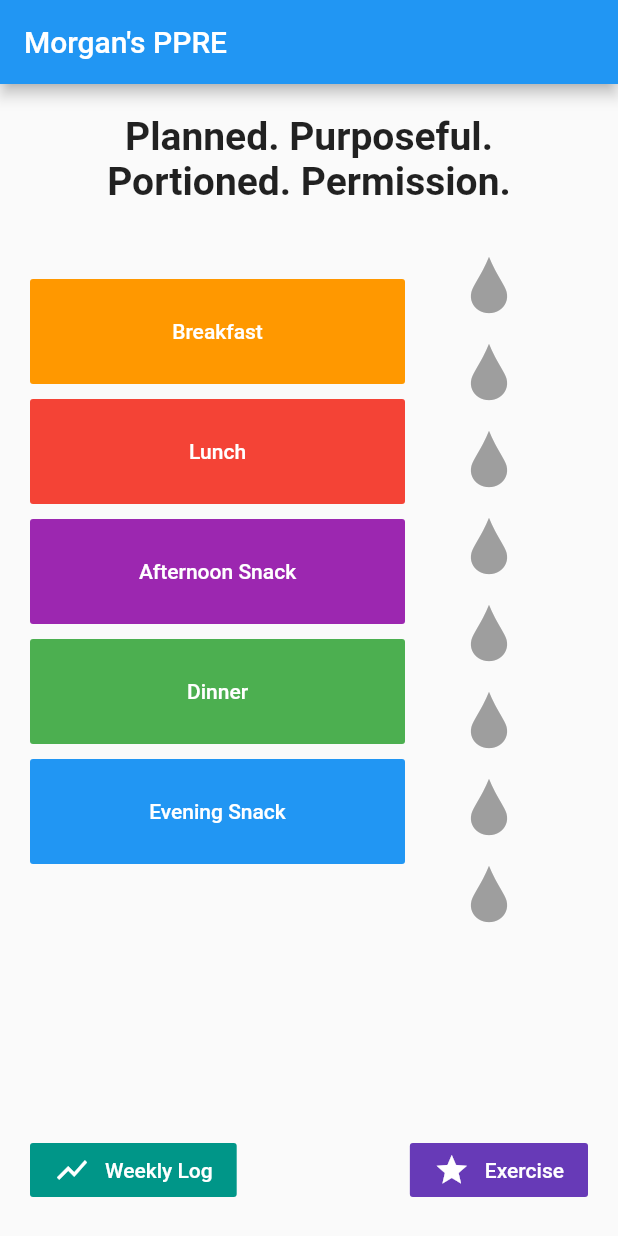
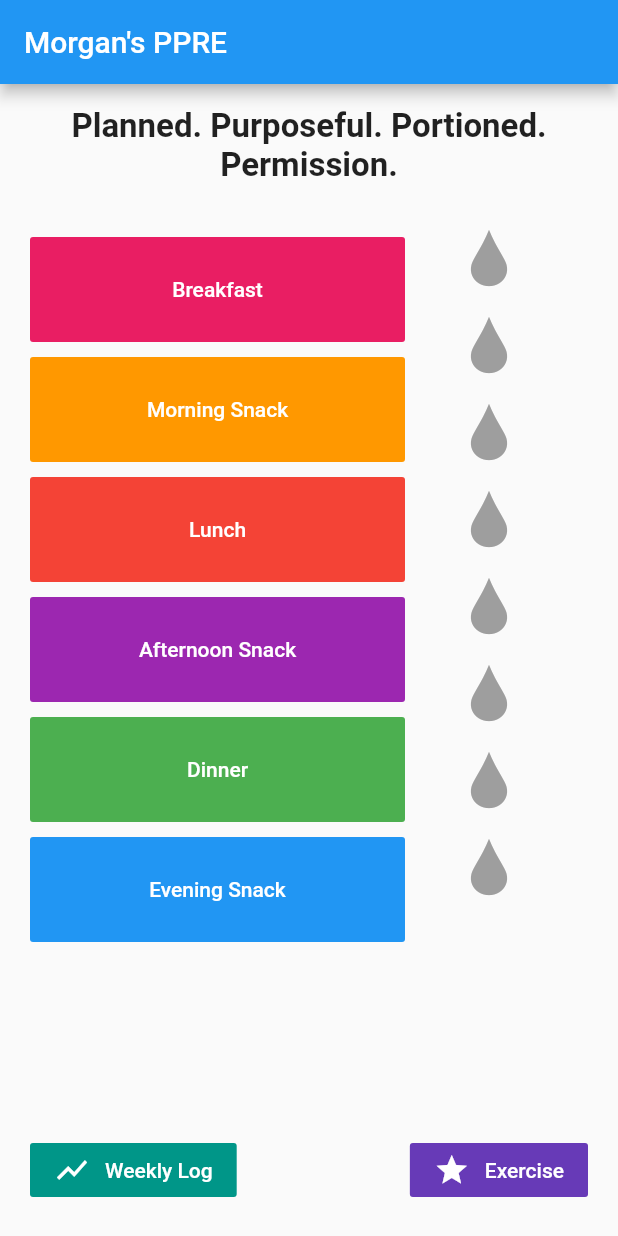
Before and after one commit to bgschiller/morgan-ppre, a Flutter app: the screen it shows after launch, on a phone screen of 412 x 824 dp. Run offline on Flutter 3.47's test engine with Material 2 defaults, Android fonts, the phone set to English and light mode, and no system bars; our stand-ins replace sqflite; accounts and stored records are empty.

Commit message:
Add morning snack

```diff
--- a/lib/main.dart
+++ b/lib/main.dart
@@ -43,11 +43,11 @@ class MyHomePage extends StatelessWidget {
           mainAxisAlignment: MainAxisAlignment.center,
           children: <Widget>[
             Container(
-              margin: EdgeInsets.all(20),
+              margin: EdgeInsets.all(15),
               child: Text(
               'Planned. Purposeful. Portioned. Permission.',
               textAlign: TextAlign.center,
-              style: TextStyle(fontSize: 26, fontWeight: FontWeight.bold),
+              style: TextStyle(fontSize: 22, fontWeight: FontWeight.bold),
             )),
             Expanded(child:Row(
               children: <Widget>[
@@ -60,7 +60,7 @@ class MyHomePage extends StatelessWidget {
                     child: Column(
                       crossAxisAlignment: CrossAxisAlignment.start,
                       children: mealSpecs.map((m) => Container(
-                        margin: EdgeInsets.only(top: 10),
+                        margin: m.name == "Breakfast" ? EdgeInsets.only(top: 0) : EdgeInsets.only(top: 10),
                         child: MealButton(mealSpec: m))).toList()
                       )
                 )),
--- a/lib/meal.dart
+++ b/lib/meal.dart
@@ -50,13 +50,23 @@ class MealSpec {
 var mealSpecs = [
   MealSpec(
       name: "Breakfast",
-      color: Colors.orange,
+      color: Colors.pink,
       plan: MealPlan(
         protein: NutritionalRqmt(needed: 2, optional: 1),
         produce: NutritionalRqmt(needed: 1, optional: 0),
         grains: NutritionalRqmt(needed: 2, optional: 0),
         fats: NutritionalRqmt(needed: 2, optional: 0),
       )),
+  MealSpec(
+      name: "Morning Snack",
+      color: Colors.orange,
+      plan: MealPlan(
+        protein: NutritionalRqmt(needed: 1, optional: 0),
+        fats: NutritionalRqmt(needed: 1, optional: 0),
+        produce: NutritionalRqmt(needed: 1, optional: 0),
+        grains: NutritionalRqmt(needed: 0, optional: 0),
+      )
+  ),
   MealSpec(
       name: "Lunch",
       color: Colors.red,
```
